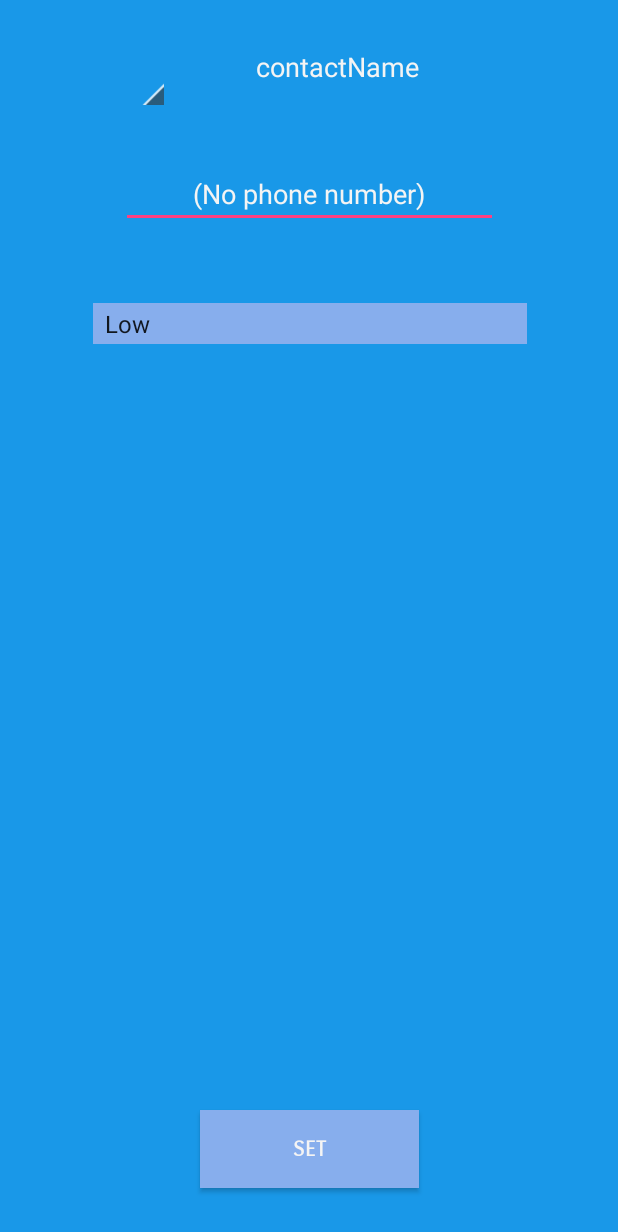
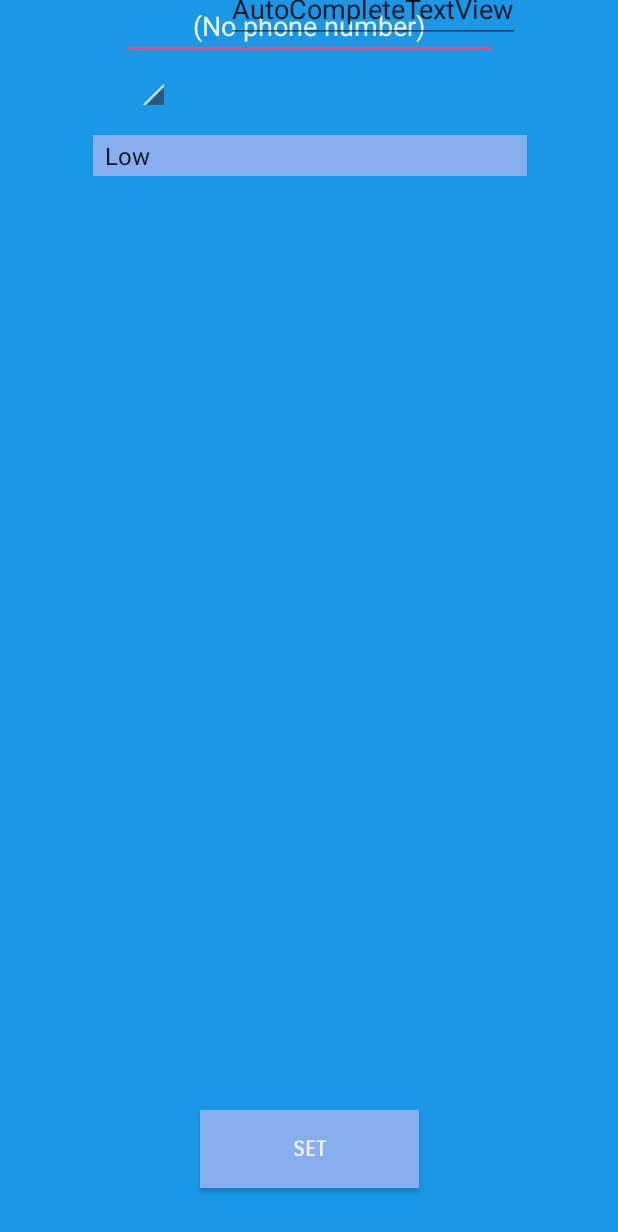
Before and after one commit to aarya1995/CallYourMother, an Android app: the AddContactsActivity screen opened directly, with no data from a screen before it, on a phone screen of 412 x 824 dp. Shown: the top 1232 px of the screen. Run offline under Robolectric (Android 15) with nearby library versions, the phone set to English and light mode, and no system bars.

Commit message:
new ui add_new_priority

```diff
--- a/app/src/main/java/com/example/alcar/callyourmother/AddContactsActivity.java
+++ b/app/src/main/java/com/example/alcar/callyourmother/AddContactsActivity.java
@@ -17,7 +17,7 @@ import android.widget.AdapterView.OnItemClickListener;
 /**
  * Created by jiaxin on 2017/11/15.
  */
-
+/**This should be edit_priority**/
 public class AddContactsActivity extends Activity {
     private int type=0;//type of priority, Low:0 Med:1 High:2
     private String []strings={"Low", "Med","High"};
--- a/app/src/main/java/com/example/alcar/callyourmother/ListModel.java
+++ b/app/src/main/java/com/example/alcar/callyourmother/ListModel.java
@@ -10,7 +10,7 @@ public class ListModel {
     public void setContactName(String contactName){
         this.contactName = contactName;
     }
-
+    /**set contact id**/
     public String getContactName(){
         return this.contactName;
     }
--- a/app/src/main/res/layout/edit_priority.xml
+++ b/app/src/main/res/layout/edit_priority.xml
@@ -17,22 +17,6 @@
         app:layout_constraintStart_toStartOf="parent"
         app:layout_constraintTop_toTopOf="parent"
         app:srcCompat="@android:drawable/sym_contact_card"/>
-
-    <TextView
-        android:id="@+id/contactName"
-        android:layout_width="174dp"
-        android:layout_height="36dp"
-        android:layout_marginEnd="56dp"
-        android:layout_marginStart="8dp"
-        android:layout_marginTop="32dp"
-        android:text="contactName"
-        android:textAlignment="center"
-        android:textColor="#f4f4f4"
-        android:textSize="18sp"
-        app:layout_constraintEnd_toEndOf="parent"
-        app:layout_constraintHorizontal_bias="0.324"
-        app:layout_constraintStart_toEndOf="@+id/quickContactBadge"
-        app:layout_constraintTop_toTopOf="parent"/>
 
     <Button
         android:id="@+id/set"
@@ -67,7 +51,6 @@
         android:id="@+id/phoneNumber"
         android:layout_width="251dp"
         android:layout_height="40dp"
-        android:layout_marginTop="44dp"
         android:ems="10"
         android:inputType="textPersonName"
         android:text="@android:string/emptyPhoneNumber"
@@ -75,5 +58,21 @@
         android:textColor="#f4f4f4"
         app:layout_constraintLeft_toLeftOf="parent"
         app:layout_constraintRight_toRightOf="parent"
-        app:layout_constraintTop_toBottomOf="@+id/contactName"/>
+        tools:layout_editor_absoluteY="112dp"/>
+
+    <AutoCompleteTextView
+        android:id="@+id/autoCompleteTextView"
+        android:layout_width="wrap_content"
+        android:layout_height="wrap_content"
+        android:layout_marginBottom="8dp"
+        android:layout_marginEnd="8dp"
+        android:layout_marginStart="8dp"
+        android:layout_marginTop="8dp"
+        android:text="AutoCompleteTextView"
+        app:layout_constraintBottom_toTopOf="@+id/phoneNumber"
+        app:layout_constraintEnd_toEndOf="parent"
+        app:layout_constraintHorizontal_bias="0.37"
+        app:layout_constraintStart_toEndOf="@+id/quickContactBadge"
+        app:layout_constraintTop_toTopOf="parent"
+        app:layout_constraintVertical_bias="0.4"/>
 </android.support.constraint.ConstraintLayout>
```
Also changed, not shown: app/src/main/res/layout/add_new_priority.xml (+29 -6 lines).
